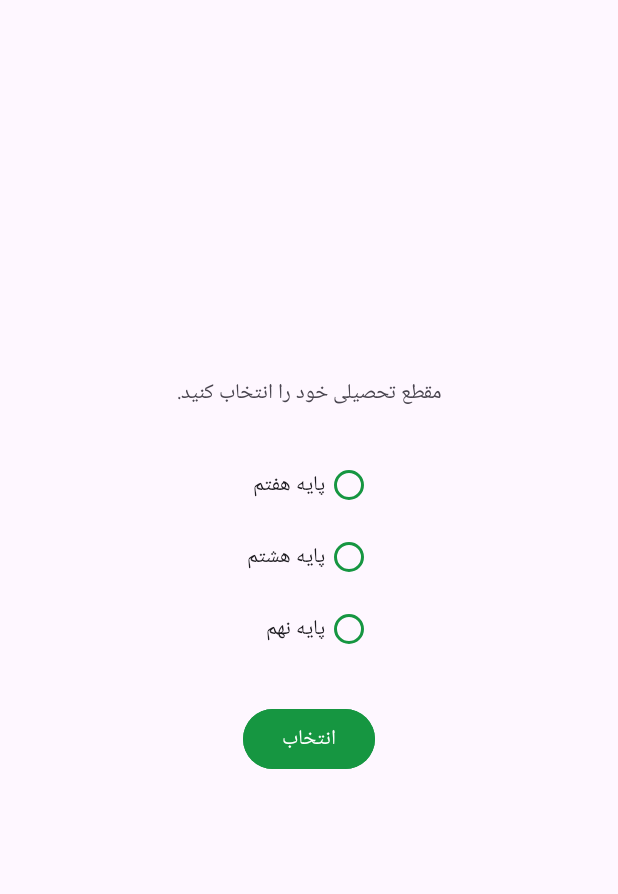
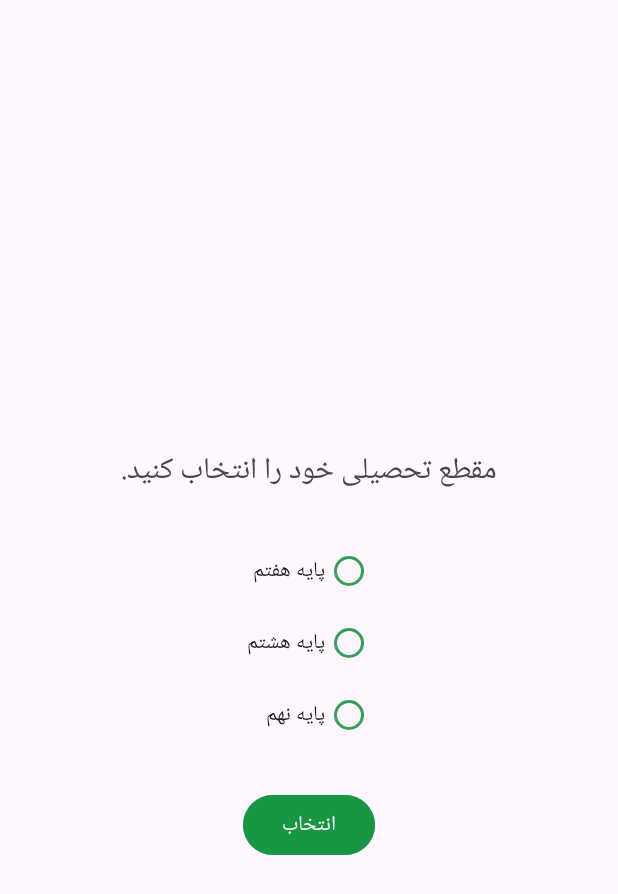
Before and after one commit to imhossyn/beshno-as-naiy, an Android app: the screen it shows after launch (MainActivity), on a phone screen of 412 x 824 dp. Shown: the top 894 px of the screen. Run offline under Robolectric (Android 15) with nearby library versions, the phone set to English and light mode, and no system bars.

Commit message:
recycle view of poem list

```diff
--- /dev/null
+++ b/app/src/main/java/com/fateh/beshno_as_naiy/ChooseClassNumberFragment.java
@@ -0,0 +1,62 @@
+package com.fateh.beshno_as_naiy;
+
+import android.os.Bundle;
+
+import androidx.annotation.NonNull;
+import androidx.annotation.Nullable;
+import androidx.fragment.app.Fragment;
+import androidx.fragment.app.FragmentTransaction;
+import androidx.navigation.Navigation;
+
+import android.view.LayoutInflater;
+import android.view.View;
+import android.view.ViewGroup;
+import android.widget.Button;
+import android.widget.RadioButton;
+import android.widget.RadioGroup;
+import android.widget.TextView;
+import android.widget.Toast;
+
+public class ChooseClassNumberFragment extends Fragment {
+
+    RadioGroup class_number_RG;
+    RadioButton class_selected_RB;
+    Button insert_btn;
+    TextView title_txt;
+
+    @Override
+    public void onCreate(Bundle savedInstanceState) {
+        super.onCreate(savedInstanceState);
+    }
+
+    @Override
+    public View onCreateView(LayoutInflater inflater, ViewGroup container, Bundle savedInstanceState) {
+        // Inflate the layout for this fragment
+        return inflater.inflate(R.layout.fragment_choose_class_number, container, false);
+    }
+
+    @Override
+    public void onViewCreated(@NonNull View view, @Nullable Bundle savedInstanceState) {
+        super.onViewCreated(view, savedInstanceState);
+        title_txt = view.findViewById(R.id.TitleTxt);
+        class_number_RG = view.findViewById(R.id.ClassNumbers);
+        insert_btn = view.findViewById(R.id.enter_btn);
+
+
+        insert_btn.setOnClickListener(new View.OnClickListener() {
+            int class_selected = 0;
+
+            @Override
+            public void onClick(View v) {
+                class_selected = class_number_RG.getCheckedRadioButtonId();
+                if (class_selected == -1) {
+                    Toast.makeText(getContext(), "لطفا یکی از گزینه ها را انتخاب کنید!", Toast.LENGTH_SHORT).show();
+                } else {
+                    class_selected_RB = view.findViewById(class_selected);
+//                    Toast.makeText(getContext(), class_selected_RB.getText(), Toast.LENGTH_SHORT).show();
+                    Navigation.findNavController(v).navigate(R.id.action_chooseClassNumberFragment_to_poemsViewList);
+                }
+            }
+        });
+    }
+}
--- a/app/src/main/java/com/fateh/beshno_as_naiy/MainActivity.java
+++ b/app/src/main/java/com/fateh/beshno_as_naiy/MainActivity.java
@@ -1,6 +1,7 @@
 package com.fateh.beshno_as_naiy;
 
 
+import android.content.Intent;
 import android.os.Bundle;
 import android.view.View;
 import android.widget.Button;
@@ -12,38 +13,15 @@ import android.widget.Toast;
 
 import androidx.activity.EdgeToEdge;
 import androidx.appcompat.app.AppCompatActivity;
+import androidx.fragment.app.FragmentTransaction;
+import androidx.navigation.Navigation;
 
 public class MainActivity extends AppCompatActivity {
-
-    RadioGroup class_number_RG;
-    RadioButton class_selected_RB;
-    Button insert_btn;
-    TextView title_txt;
 
     @Override
     protected void onCreate(Bundle savedInstanceState) {
         super.onCreate(savedInstanceState);
         EdgeToEdge.enable(this);
         setContentView(R.layout.activity_main);
-
-        title_txt = findViewById(R.id.TitleTxt);
-        class_number_RG = findViewById(R.id.ClassNumbers);
-        insert_btn = findViewById(R.id.enter_btn);
-
-
-        insert_btn.setOnClickListener(new View.OnClickListener() {
-            int class_selected = 0;
-
-            @Override
-            public void onClick(View v) {
-                class_selected = class_number_RG.getCheckedRadioButtonId();
-                if (class_selected == -1) {
-                    Toast.makeText(MainActivity.this, "لطفا یکی از گزینه ها را انتخاب کنید!", Toast.LENGTH_SHORT).show();
-                } else {
-                    class_selected_RB = (RadioButton) findViewById(class_selected);
-                    Toast.makeText(MainActivity.this, class_selected_RB.getText(), Toast.LENGTH_SHORT).show();
-                }
-            }
-        });
     }
 }
--- a/app/src/main/res/layout/activity_main.xml
+++ b/app/src/main/res/layout/activity_main.xml
@@ -2,63 +2,21 @@
 <androidx.constraintlayout.widget.ConstraintLayout xmlns:android="http://schemas.android.com/apk/res/android"
     xmlns:app="http://schemas.android.com/apk/res-auto"
     xmlns:tools="http://schemas.android.com/tools"
-    android:id="@+id/main"
     android:layout_width="match_parent"
     android:layout_height="match_parent"
     tools:context=".MainActivity">
 
-    <TextView
-        android:id="@+id/TitleTxt"
-        android:layout_width="wrap_content"
-        android:layout_height="wrap_content"
-        android:layout_marginTop="250dp"
-        android:text="مقطع تحصیلی خود را انتخاب کنید."
+
+    <androidx.fragment.app.FragmentContainerView
+        android:id="@+id/fragmentContainerView"
+        android:name="androidx.navigation.fragment.NavHostFragment"
+        android:layout_width="409dp"
+        android:layout_height="729dp"
+        app:defaultNavHost="true"
+        app:layout_constraintBottom_toBottomOf="parent"
         app:layout_constraintEnd_toEndOf="parent"
+        app:layout_constraintHorizontal_bias="0.5"
         app:layout_constraintStart_toStartOf="parent"
-        app:layout_constraintTop_toTopOf="parent" />
-
-    <RadioGroup
-        android:id="@+id/ClassNumbers"
-        android:layout_width="wrap_content"
-        android:layout_height="wrap_content"
-        android:layout_marginTop="25dp"
-        android:layoutDirection="rtl"
-        app:layout_constraintEnd_toEndOf="parent"
-        app:layout_constraintStart_toStartOf="parent"
-        app:layout_constraintTop_toBottomOf="@+id/TitleTxt">
-
-        <RadioButton
-            android:id="@+id/radioButton"
-            android:layout_width="wrap_content"
-            android:layout_height="wrap_content"
-            app:buttonTint="@color/green_tire"
-            android:text="پایه هفتم" />
-
-        <RadioButton
-            android:id="@+id/radioButton2"
-            android:layout_width="wrap_content"
-            android:layout_height="wrap_content"
-            app:buttonTint="@color/green_tire"
-            android:text="پایه هشتم" />
-
-        <RadioButton
-            android:id="@+id/radioButton3"
-            android:layout_width="match_parent"
-            android:layout_height="wrap_content"
-            app:buttonTint="@color/green_tire"
-            android:text="پایه نهم" />
-    </RadioGroup>
-
-    <Button
-        android:id="@+id/enter_btn"
-        android:layout_width="wrap_content"
-        android:layout_height="wrap_content"
-        android:layout_marginTop="25dp"
-        android:backgroundTint="@color/green_tire"
-        android:text="انتخاب"
-        app:layout_constraintEnd_toEndOf="parent"
-        app:layout_constraintStart_toStartOf="parent"
-        app:layout_constraintTop_toBottomOf="@+id/ClassNumbers" />
-
-
+        app:layout_constraintTop_toTopOf="parent"
+        app:navGraph="@navigation/nav_graph" />
 </androidx.constraintlayout.widget.ConstraintLayout>
--- /dev/null
+++ b/app/src/main/res/layout/fragment_choose_class_number.xml
@@ -0,0 +1,66 @@
+<?xml version="1.0" encoding="utf-8"?>
+<androidx.constraintlayout.widget.ConstraintLayout
+    xmlns:android="http://schemas.android.com/apk/res/android"
+    xmlns:app="http://schemas.android.com/apk/res-auto"
+    xmlns:tools="http://schemas.android.com/tools"
+    android:id="@+id/main"
+    android:layout_width="match_parent"
+    android:layout_height="match_parent"
+    tools:context=".ChooseClassNumberFragment">
+
+    <TextView
+        android:id="@+id/TitleTxt"
+        android:layout_width="wrap_content"
+        android:layout_height="wrap_content"
+        android:layout_marginTop="250dp"
+        android:text="مقطع تحصیلی خود را انتخاب کنید."
+        android:textSize="20sp"
+        app:layout_constraintEnd_toEndOf="parent"
+        app:layout_constraintStart_toStartOf="parent"
+        app:layout_constraintTop_toTopOf="parent" />
+
+    <RadioGroup
+        android:id="@+id/ClassNumbers"
+        android:layout_width="wrap_content"
+        android:layout_height="wrap_content"
+        android:layout_marginTop="25dp"
+        android:layoutDirection="rtl"
+        app:layout_constraintEnd_toEndOf="parent"
+        app:layout_constraintStart_toStartOf="parent"
+        app:layout_constraintTop_toBottomOf="@+id/TitleTxt">
+
+        <RadioButton
+            android:id="@+id/radioButton"
+            android:layout_width="wrap_content"
+            android:layout_height="wrap_content"
+            app:buttonTint="@color/green_tire"
+            android:text="پایه هفتم" />
+
+        <RadioButton
+            android:id="@+id/radioButton2"
+            android:layout_width="wrap_content"
+            android:layout_height="wrap_content"
+            app:buttonTint="@color/green_tire"
+            android:text="پایه هشتم" />
+
+        <RadioButton
+            android:id="@+id/radioButton3"
+            android:layout_width="match_parent"
+            android:layout_height="wrap_content"
+            app:buttonTint="@color/green_tire"
+            android:text="پایه نهم" />
+    </RadioGroup>
+
+    <Button
+        android:id="@+id/enter_btn"
+        android:layout_width="wrap_content"
+        android:layout_height="wrap_content"
+        android:layout_marginTop="25dp"
+        android:backgroundTint="@color/green_tire"
+        android:text="انتخاب"
+        app:layout_constraintEnd_toEndOf="parent"
+        app:layout_constraintStart_toStartOf="parent"
+        app:layout_constraintTop_toBottomOf="@+id/ClassNumbers" />
+
+
+</androidx.constraintlayout.widget.ConstraintLayout>
--- a/app/src/main/res/layout/fragment_poems_view_list.xml
+++ b/app/src/main/res/layout/fragment_poems_view_list.xml
@@ -5,7 +5,7 @@
     android:layout_height="match_parent"
     android:layoutDirection="rtl"
     android:padding="10dp"
-    tools:context=".PoemsViewList">
+    tools:context=".PoemsViewListFragment">
 
 
     <androidx.recyclerview.widget.RecyclerView
--- a/app/src/main/res/navigation/nav_graph.xml
+++ b/app/src/main/res/navigation/nav_graph.xml
@@ -3,11 +3,25 @@
     xmlns:app="http://schemas.android.com/apk/res-auto"
     xmlns:tools="http://schemas.android.com/tools"
     android:id="@+id/nav_graph"
-    app:startDestination="@id/mainActivity">
+    app:startDestination="@id/chooseClassNumberFragment">
 
+    <fragment
+        android:id="@+id/poemsViewList"
+        android:name="com.fateh.beshno_as_naiy.PoemsViewListFragment"
+        android:label="fragment_poems_view_list"
+        tools:layout="@layout/fragment_poems_view_list" />
     <activity
-        android:id="@+id/mainActivity"
-        android:name="com.fateh.beshno_as_naiy.MainActivity"
-        android:label="activity_main"
-        tools:layout="@layout/activity_main" />
+        android:id="@+id/splashActivity"
+        android:name="com.fateh.beshno_as_naiy.SplashActivity"
+        android:label="activity_splash"
+        tools:layout="@layout/activity_splash" />
+    <fragment
+        android:id="@+id/chooseClassNumberFragment"
+        android:name="com.fateh.beshno_as_naiy.ChooseClassNumberFragment"
+        android:label="fragment_choose_class_number"
+        tools:layout="@layout/fragment_choose_class_number" >
+        <action
+            android:id="@+id/action_chooseClassNumberFragment_to_poemsViewList"
+            app:destination="@id/poemsViewList" />
+    </fragment>
 </navigation>
--- a/app/src/main/res/values/colors.xml
+++ b/app/src/main/res/values/colors.xml
@@ -3,5 +3,6 @@
     <color name="black">#FF000000</color>
     <color name="white">#FFFFFFFF</color>
     <color name="green">#D5EED9</color>
-    <color name="green_tire">#169641</color>
+    <color name="green_tire">#E2169641</color>
+    <color name="black_low">#A6272727</color>
 </resources>
```
Also changed, not shown: app/src/main/java/com/fateh/beshno_as_naiy/PoemRecycleViewAdapter.java (+15 -3 lines), app/src/main/java/com/fateh/beshno_as_naiy/PoemsViewListFragment.java (renamed from app/src/main/java/com/fateh/beshno_as_naiy/PoemsViewList.java, +13 -1 lines), app/src/main/res/layout/activity_splash.xml (+14 -6 lines), app/src/main/res/layout/poem_item.xml (+28 -5 lines).
